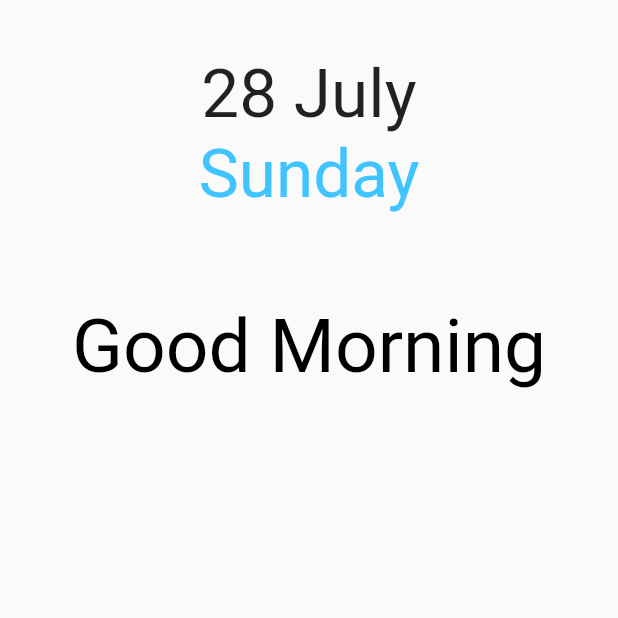
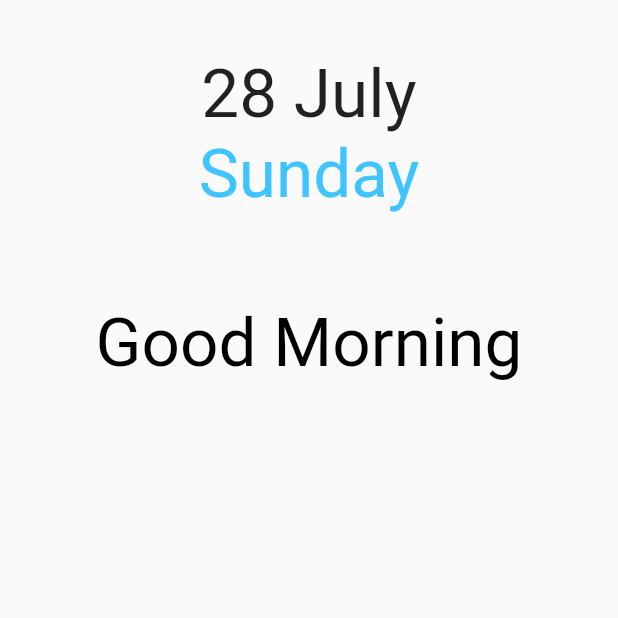
Before and after one commit to kvaishak/dashy, a Flutter app: the DashBoard screen opened directly, on a phone screen of 412 x 824 dp, the top half of it. Run offline on Flutter 3.47's test engine with Material 2 defaults, Android fonts, the phone set to English and light mode, and no system bars; our stand-ins replace firebase_auth, firebase_database; accounts and stored records are empty.

Commit message:
Wish size changed back to 45

```diff
--- a/lib/pages/dashboard.dart
+++ b/lib/pages/dashboard.dart
@@ -87,7 +87,7 @@ class DashBoard extends StatelessWidget{
       padding: const EdgeInsets.fromLTRB(0.0, 60, 0.0, 0.0),
       child: Center(
         child: Container(
-          child: Text(wish,  style: TextStyle(fontSize: 50, color: Colors.black), textAlign: TextAlign.justify),
+          child: Text(wish,  style: TextStyle(fontSize: 45, color: Colors.black), textAlign: TextAlign.justify),
         ),
       ),
     );
```
